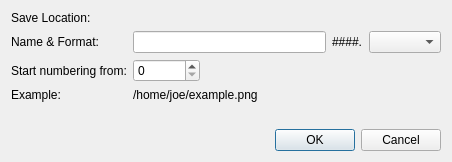
KDE/skanlite, file src/SaveLocation.ui: the form before one commit.
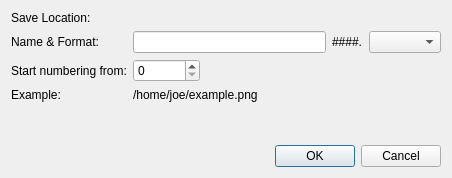
The form after the commit. Custom widgets are drawn as their Qt base class.

Patch:
```diff
--- a/src/SaveLocation.ui
+++ b/src/SaveLocation.ui
@@ -7,7 +7,7 @@
     <x>0</x>
     <y>0</y>
     <width>452</width>
-    <height>162</height>
+    <height>178</height>
    </rect>
   </property>
   <property name="sizePolicy">
```
Left out of the diff: 5 changed lines with no effect on the pictures.
